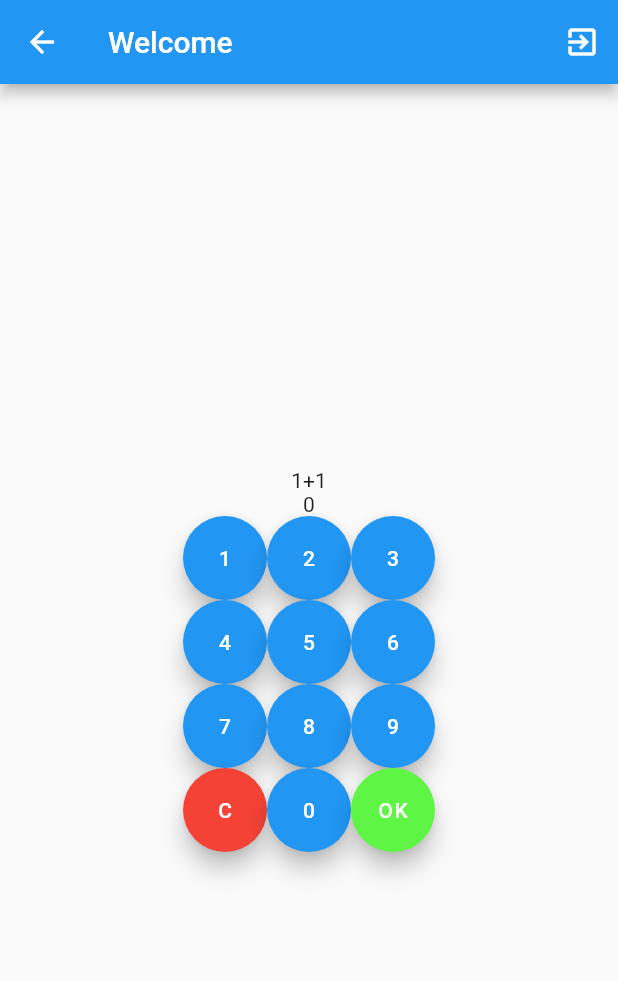
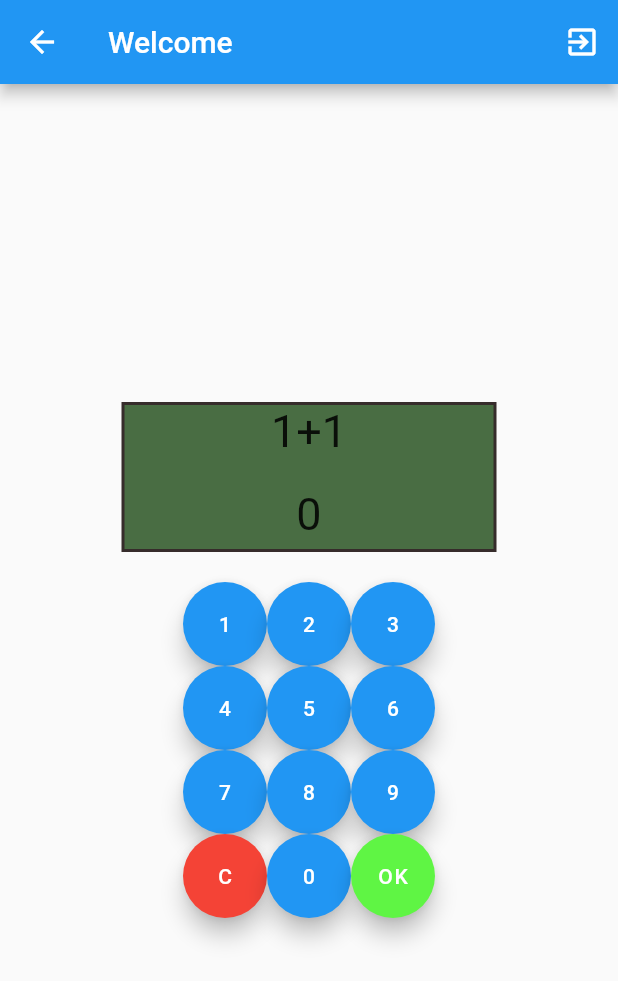
Before and after one commit to landrescaballero/web_service, a Flutter app: the Operations screen opened directly, on a phone screen of 412 x 824 dp. Shown: the top 981 px of the screen. Run offline on Flutter 3.47's test engine with Material 2 defaults, Android fonts, the phone set to English and light mode, and no system bars; our stand-ins replace get, loggy; accounts and stored records are empty; network calls fail.

Commit message:
ui = "terminada", controlador_ui="terminado"

```diff
--- a/lib/main.dart
+++ b/lib/main.dart
@@ -32,7 +32,7 @@ class MyApp extends StatelessWidget {
   @override
   Widget build(BuildContext context) {
     return GetMaterialApp(
-      title: 'Flutter Demo',
+      title: 'Practicas Matematicas',
       theme: ThemeData(
         primarySwatch: Colors.blue,
       ),
--- a/lib/ui/pages/content/operations.dart
+++ b/lib/ui/pages/content/operations.dart
@@ -39,21 +39,40 @@ class _Operations extends State<Operations> {
       ]),
       body: Center(
           child: Column(mainAxisAlignment: MainAxisAlignment.center, children: [
-        operators(),
-        answer(),
+        Container(
+            width: 250,
+            height: 100,
+            decoration: BoxDecoration(
+              border: Border.all(
+                color: const Color.fromARGB(255, 54, 44, 43),
+                width: 2,
+              ),
+              color: const Color.fromARGB(255, 73, 109, 67),
+            ),
+            child: Column(children: [
+              operators(),
+              const SizedBox(
+                height: 20,
+              ),
+              answer(),
+            ])),
+        const SizedBox(height: 20),
         buttons(),
       ])),
     );
   }
 
   Widget answer() {
-    return Obx(() => Text(operationController.value.toString()));
+    return Obx(() => Text(operationController.value.toString(),
+        style: const TextStyle(fontSize: 30)));
   }
 
   Widget operators() {
-    return Obx(() => Text(operationController.op1.toString() +
-        operationController.op2.toString() +
-        operationController.op3.toString()));
+    return Obx(() => Text(
+        operationController.op1.toString() +
+            operationController.op2.toString() +
+            operationController.op3.toString(),
+        style: const TextStyle(fontSize: 30)));
   }
 
   Widget buttons() {
```
